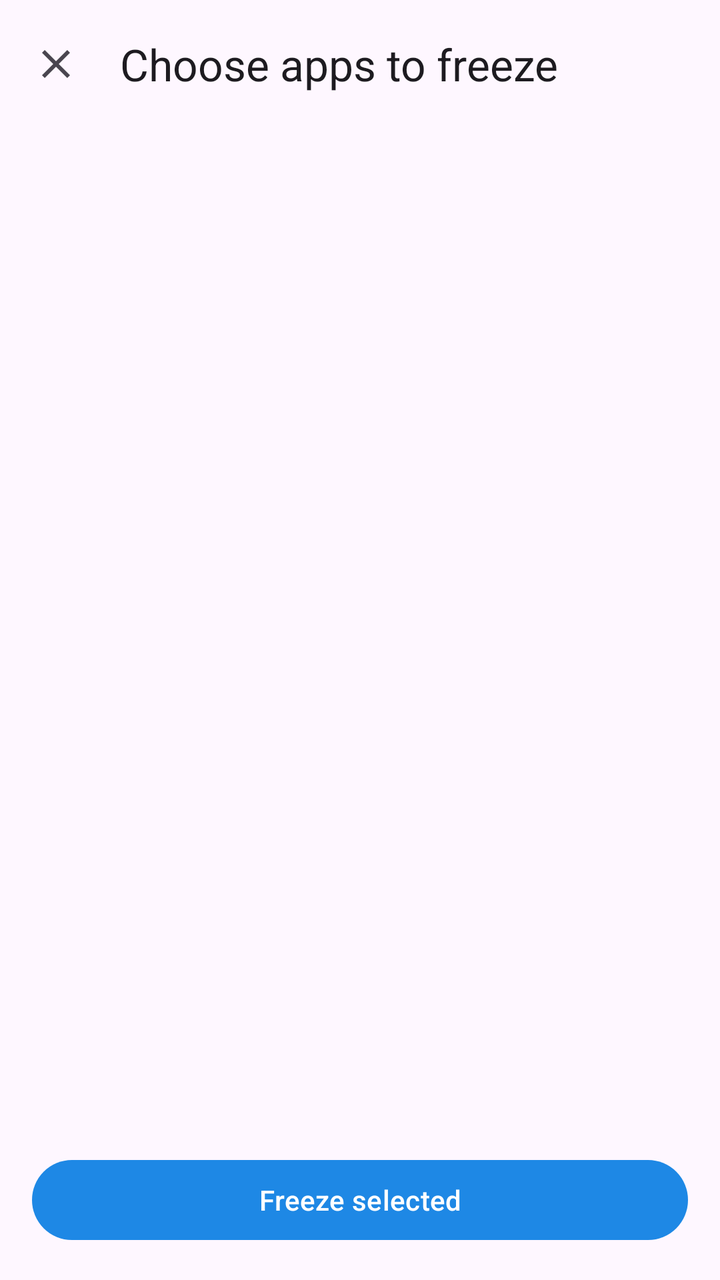
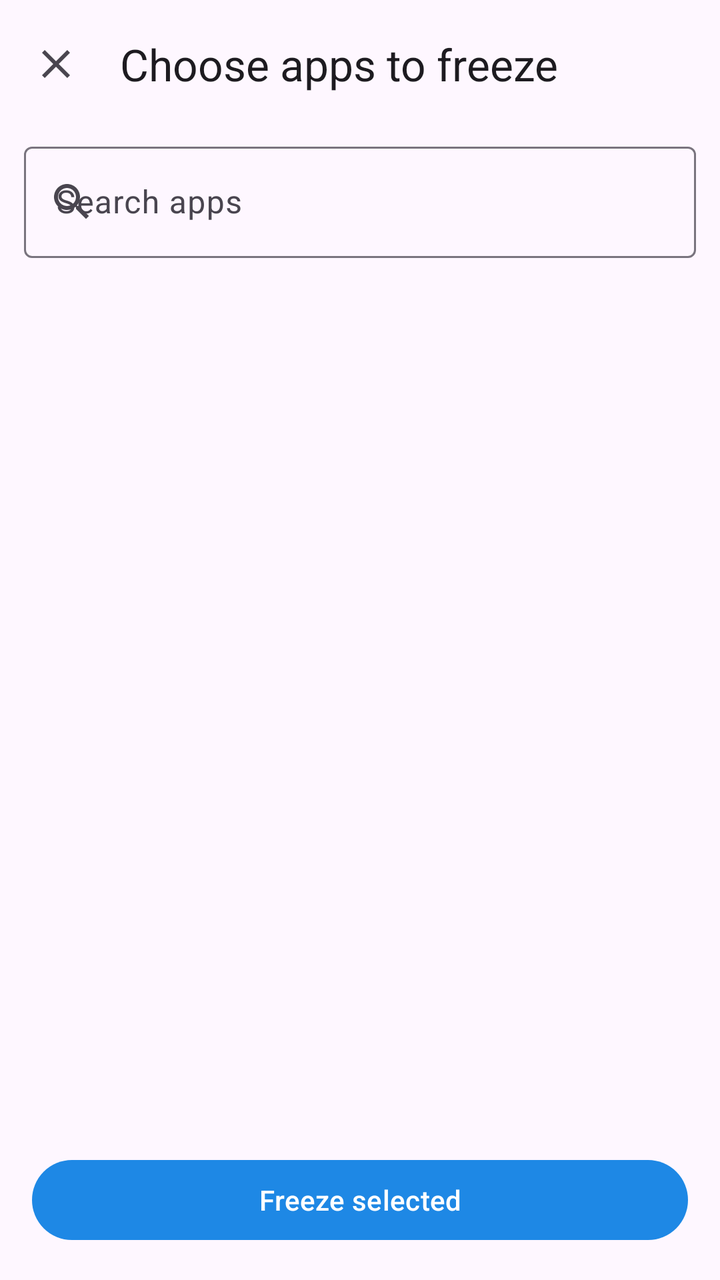

An Android layout rendered at two revisions. The XML below is the earlier revision; the diff shows what the commit changed to produce the second picture.
<!-- AndroidManifest.xml: application theme Theme.Permafrost -->
<!-- res/layout/activity_app_picker.xml -->
<?xml version="1.0" encoding="utf-8"?>
<LinearLayout xmlns:android="http://schemas.android.com/apk/res/android"
    xmlns:app="http://schemas.android.com/apk/res-auto"
    android:id="@+id/root"
    android:layout_width="match_parent"
    android:layout_height="match_parent"
    android:orientation="vertical">

    <com.google.android.material.appbar.MaterialToolbar
        android:id="@+id/toolbar"
        android:layout_width="match_parent"
        android:layout_height="?attr/actionBarSize"
        app:navigationIcon="@drawable/ic_close"
        app:title="@string/pick_title" />

    <FrameLayout
        android:layout_width="match_parent"
        android:layout_height="0dp"
        android:layout_weight="1">

        <androidx.recyclerview.widget.RecyclerView
            android:id="@+id/list"
            android:layout_width="match_parent"
            android:layout_height="match_parent" />

        <ProgressBar
            android:id="@+id/progress"
            android:layout_width="wrap_content"
            android:layout_height="wrap_content"
            android:layout_gravity="center"
            android:visibility="gone" />
    </FrameLayout>

    <com.google.android.material.button.MaterialButton
        android:id="@+id/add"
        android:layout_width="match_parent"
        android:layout_height="wrap_content"
        android:layout_margin="16dp"
        android:text="@string/pick_add" />
</LinearLayout>
<!-- resources referenced by this layout -->
<resources>
  <!-- drawable ic_close (drawable) -->
  <vector xmlns:android="http://schemas.android.com/apk/res/android"
      android:width="24dp"
      android:height="24dp"
      android:viewportWidth="24"
      android:viewportHeight="24"
      android:tint="?attr/colorControlNormal">
      <path android:fillColor="#FFFFFF"
          android:pathData="M19,6.41L17.59,5 12,10.59 6.41,5 5,6.41 10.59,12 5,17.59 6.41,19 12,13.41 17.59,19 19,17.59 13.41,12z" />
  </vector>
  <string name="pick_add">Freeze selected</string>
  <string name="pick_title">Choose apps to freeze</string>
  <style name="Theme.Permafrost" parent="Theme.Material3.DayNight.NoActionBar">
          <item name="colorPrimary">@color/frost_primary</item>
          <item name="colorPrimaryDark">@color/frost_primary_dark</item>
          <item name="colorSecondary">@color/frost_accent</item>
      </style>
  <color name="frost_primary">#1E88E5</color>
  <color name="frost_primary_dark">#1565C0</color>
  <color name="frost_accent">#4FC3F7</color>
</resources>

<!-- the commit's change to res/layout/activity_app_picker.xml (unified diff, before → after) -->
@@ -12,6 +12,25 @@
         android:layout_height="?attr/actionBarSize"
         app:navigationIcon="@drawable/ic_close"
         app:title="@string/pick_title" />
+
+    <com.google.android.material.textfield.TextInputLayout
+        android:id="@+id/search_layout"
+        style="@style/Widget.Material3.TextInputLayout.OutlinedBox"
+        android:layout_width="match_parent"
+        android:layout_height="wrap_content"
+        android:layout_marginHorizontal="12dp"
+        android:layout_marginTop="4dp"
+        android:hint="@string/search_hint"
+        app:startIconDrawable="@drawable/ic_search">
+
+        <com.google.android.material.textfield.TextInputEditText
+            android:id="@+id/search"
+            android:layout_width="match_parent"
+            android:layout_height="wrap_content"
+            android:imeOptions="actionSearch"
+            android:inputType="text"
+            android:maxLines="1" />
+    </com.google.android.material.textfield.TextInputLayout>
 
     <FrameLayout
         android:layout_width="match_parent"
<!-- resource entries referenced after the edit -->
@@ -10,8 +10,19 @@
       <path android:fillColor="#FFFFFF"
           android:pathData="M19,6.41L17.59,5 12,10.59 6.41,5 5,6.41 10.59,12 5,17.59 6.41,19 12,13.41 17.59,19 19,17.59 13.41,12z" />
   </vector>
+  <!-- drawable ic_search (drawable) -->
+  <vector xmlns:android="http://schemas.android.com/apk/res/android"
+      android:width="24dp"
+      android:height="24dp"
+      android:viewportWidth="24"
+      android:viewportHeight="24"
+      android:tint="?attr/colorControlNormal">
+      <path android:fillColor="#FFFFFF"
+          android:pathData="M15.5,14h-0.79l-0.28,-0.27C15.41,12.59 16,11.11 16,9.5 16,5.91 13.09,3 9.5,3S3,5.91 3,9.5 5.91,16 9.5,16c1.61,0 3.09,-0.59 4.23,-1.57l0.27,0.28v0.79l5,4.99L20.49,19l-4.99,-5zM9.5,14C7.01,14 5,11.99 5,9.5S7.01,5 9.5,5 14,7.01 14,9.5 11.99,14 9.5,14z" />
+  </vector>
   <string name="pick_add">Freeze selected</string>
   <string name="pick_title">Choose apps to freeze</string>
+  <string name="search_hint">Search apps</string>
   <style name="Theme.Permafrost" parent="Theme.Material3.DayNight.NoActionBar">
           <item name="colorPrimary">@color/frost_primary</item>
           <item name="colorPrimaryDark">@color/frost_primary_dark</item>
